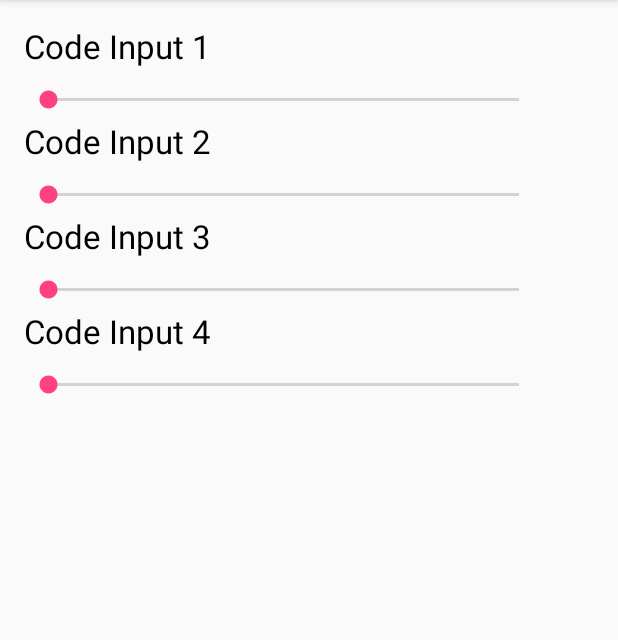
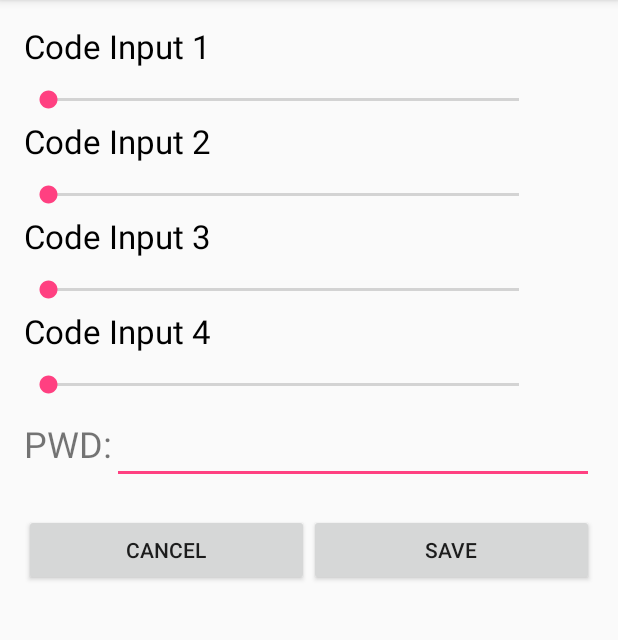
Before and after one commit to dionmerz/BabbleChat_v1, an Android app: the CodeActivity screen opened directly, with no data from a screen before it, on a phone screen of 412 x 824 dp, the part 84-724 px from its top. Run offline under Robolectric (Android 15) with nearby library versions, the phone set to English and light mode, and no system bars.

Commit message:
Code activity finished, need to save current code and pwd.

```diff
--- a/app/src/main/java/edu/uw/tacoma/dionmerz/babblechat_v1/CodeActivity.java
+++ b/app/src/main/java/edu/uw/tacoma/dionmerz/babblechat_v1/CodeActivity.java
@@ -3,10 +3,12 @@ package edu.uw.tacoma.dionmerz.babblechat_v1;
 import android.support.v7.app.AppCompatActivity;
 import android.os.Bundle;
 import android.util.Log;
+import android.view.View;
+import android.widget.Button;
 import android.widget.SeekBar;
 import android.widget.TextView;
 
-public class CodeActivity extends AppCompatActivity implements SeekBar.OnSeekBarChangeListener{
+public class CodeActivity extends AppCompatActivity implements SeekBar.OnSeekBarChangeListener, View.OnClickListener{
 
     @Override
     protected void onCreate(Bundle savedInstanceState) {
@@ -19,10 +21,16 @@ public class CodeActivity extends AppCompatActivity implements SeekBar.OnSeekBar
         SeekBar bar_three = (SeekBar) findViewById(R.id.slider_code_3);
         SeekBar bar_four = (SeekBar) findViewById(R.id.slider_code_4);
 
+        Button button_cancel = (Button) findViewById(R.id.button_cancel_code);
+        Button button_save = (Button) findViewById(R.id.button_save_code);
+
         bar_one.setOnSeekBarChangeListener(this);
         bar_two.setOnSeekBarChangeListener(this);
         bar_three.setOnSeekBarChangeListener(this);
         bar_four.setOnSeekBarChangeListener(this);
+
+        button_cancel.setOnClickListener(this);
+        button_save.setOnClickListener(this);
 
 
     }
@@ -30,7 +38,7 @@ public class CodeActivity extends AppCompatActivity implements SeekBar.OnSeekBar
     @Override
     public void onProgressChanged(SeekBar seekBar, int i, boolean b) {
 
-        int id = seekBar.getId();
+        final int id = seekBar.getId();
 
         TextView digitText;
 
@@ -73,4 +81,18 @@ public class CodeActivity extends AppCompatActivity implements SeekBar.OnSeekBar
     public void onStopTrackingTouch(SeekBar seekBar) {
 
     }
+
+    @Override
+    public void onClick(View view) {
+        final int id = view.getId();
+
+        switch (id) {
+            case R.id.button_cancel_code:
+                finish();
+                break;
+
+            case R.id.button_save_code:
+                break;
+        }
+    }
 }
--- a/app/src/main/res/layout/activity_code.xml
+++ b/app/src/main/res/layout/activity_code.xml
@@ -158,4 +158,46 @@
     </LinearLayout>
 
 
+    <LinearLayout
+        android:layout_width="match_parent"
+        android:layout_height="wrap_content"
+        android:orientation="horizontal">
+
+        <TextView
+            android:layout_width="wrap_content"
+            android:layout_height="wrap_content"
+            android:textSize="24sp"
+            android:text="PWD:" />
+
+        <EditText
+            android:id="@+id/editText_pwd"
+            android:layout_width="match_parent"
+            android:layout_height="wrap_content"
+            android:textSize="24sp"/>
+
+    </LinearLayout>
+
+    <LinearLayout
+        android:layout_width="match_parent"
+        android:layout_height="wrap_content"
+        android:orientation="horizontal"
+        android:layout_marginTop="20dp">
+
+        <Button
+            android:id="@+id/button_cancel_code"
+            android:layout_width="match_parent"
+            android:layout_height="match_parent"
+            android:text="Cancel"
+            android:layout_weight="1"/>
+
+        <Button
+            android:id="@+id/button_save_code"
+            android:layout_width="match_parent"
+            android:layout_height="match_parent"
+            android:text="Save"
+            android:layout_weight="1"/>
+
+    </LinearLayout>
+
+
 </LinearLayout>
```
